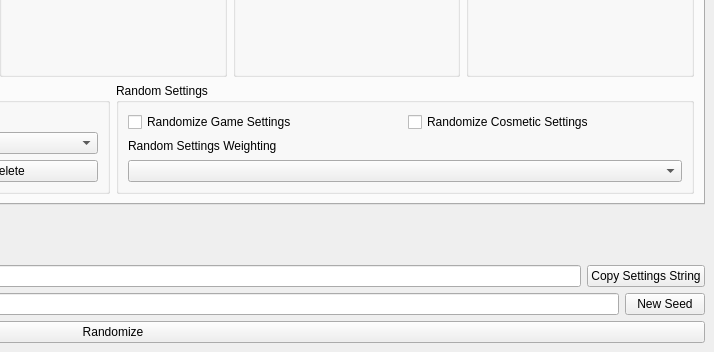
Above: gui/randogui.ui from ssrando/ssrando before the change; both pictures show x 488 to 1202 and y 407 to 759 of the 1202 by 759 pixel window. Below: the same form after it.
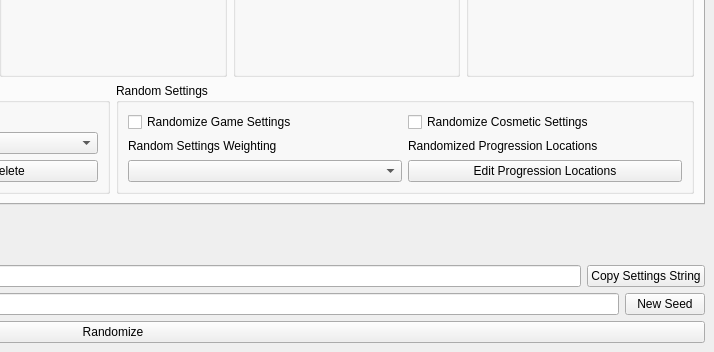
That is the form after the change.

Commit message: Randomizable progression locations

What changed in the file:
```diff
--- a/gui/randogui.ui
+++ b/gui/randogui.ui
@@ -511,6 +511,10 @@
                 </layout>
                </item>
                <item>
+                <layout class="QHBoxLayout" name="hlay_rs_settings">
+                 <item>
+                  <layout class="QVBoxLayout" name="vlay_rs_weighting">
+                   <item>
                 <widget class="QLabel" name="label_random_settings_weighting">
                  <property name="text">
                   <string>Random Settings Weighting</string>
@@ -519,6 +523,28 @@
                </item>
                <item>
                 <widget class="QComboBox" name="option_random_settings_weighting"/>
+                   </item>
+                  </layout>
+                 </item>
+                 <item>
+                  <layout class="QVBoxLayout" name="vlay_rs_progression_locations">
+                   <item>
+                    <widget class="QLabel" name="label_progression_locations">
+                     <property name="text">
+                      <string>Randomized Progression Locations</string>
+                     </property>
+                    </widget>
+                   </item>
+                   <item>
+                    <widget class="QPushButton" name="edit_progression_locations">
+                     <property name="text">
+                      <string>Edit Progression Locations</string>
+                     </property>
+                    </widget>
+                   </item>
+                  </layout>
+                 </item>
+                </layout>
                </item>
               </layout>
              </item>
```
Lines whose indentation alone changed are shown as unchanged. The commit also changes 19 other files.
